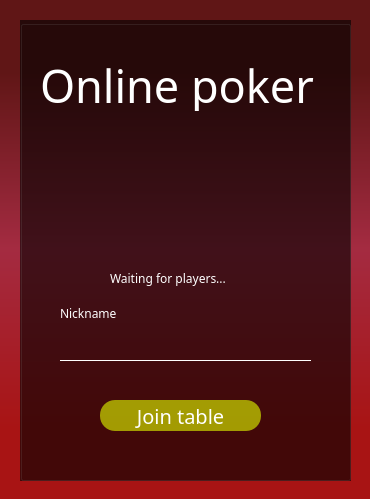
First picture: the form in lobby.ui, repository ElAlan11/online-poker, before the edit.
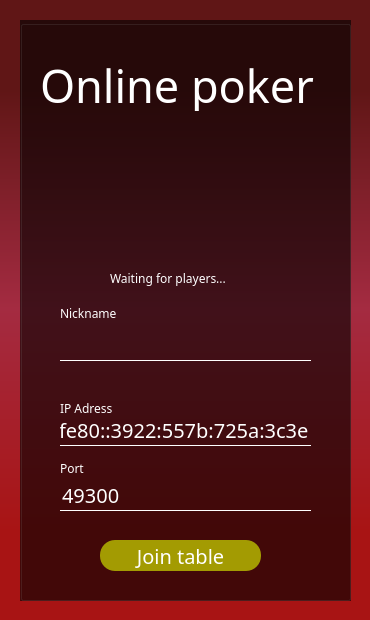
Second picture: the form after the edit. Icons and pictures are not drawn.

The edit to the form file:
```diff
--- a/lobby.ui
+++ b/lobby.ui
@@ -7,7 +7,7 @@
     <x>0</x>
     <y>0</y>
     <width>370</width>
-    <height>499</height>
+    <height>620</height>
    </rect>
   </property>
   <property name="windowTitle">
@@ -18,9 +18,9 @@
     <normaloff>:/stage/resources/stage/icon.png</normaloff>:/stage/resources/stage/icon.png</iconset>
   </property>
   <property name="styleSheet">
-   <string notr="true">
-
-background-color: qlineargradient(spread:pad, x1:0, y1:1, x2:0, y2:0, stop:0.144279 rgba(168, 20, 20, 255), stop:0.502488 rgba(164, 43, 65, 255), stop:0.853993 rgba(96, 22, 22, 255));</string>
+   <string notr="true">#Lobby{
+background-color: qlineargradient(spread:pad, x1:0, y1:1, x2:0, y2:0, stop:0.144279 rgba(168, 20, 20, 255), stop:0.502488 rgba(164, 43, 65, 255), stop:0.853993 rgba(96, 22, 22, 255));
+}</string>
   </property>
   <widget class="QGroupBox" name="groupBox">
    <property name="geometry">
@@ -28,7 +28,7 @@
      <x>20</x>
      <y>20</y>
      <width>331</width>
-     <height>461</height>
+     <height>581</height>
     </rect>
    </property>
    <property name="styleSheet">
@@ -86,7 +86,7 @@
     <property name="geometry">
      <rect>
       <x>80</x>
-      <y>380</y>
+      <y>520</y>
       <width>161</width>
       <height>31</height>
      </rect>
@@ -104,6 +104,9 @@
 	background: rgba(205, 219, 0, 0.9);
 }
 
+QPushButton:disabled{
+	background: rgba(148, 148, 148, 0.9);
+}
 </string>
     </property>
     <property name="text">
@@ -169,6 +172,96 @@
      <string>Waiting for players...</string>
     </property>
    </widget>
+   <widget class="QLineEdit" name="ipLinedit">
+    <property name="geometry">
+     <rect>
+      <x>40</x>
+      <y>395</y>
+      <width>251</width>
+      <height>31</height>
+     </rect>
+    </property>
+    <property name="styleSheet">
+     <string notr="true">background: transparent;
+border: none;
+border-bottom: 1px solid #fff;
+font-family: century gothic;
+font-size: 20px;
+color: white;</string>
+    </property>
+    <property name="text">
+     <string>fe80::3922:557b:725a:3c3e</string>
+    </property>
+    <property name="maxLength">
+     <number>39</number>
+    </property>
+    <property name="placeholderText">
+     <string/>
+    </property>
+   </widget>
+   <widget class="QLabel" name="ipLbl">
+    <property name="geometry">
+     <rect>
+      <x>40</x>
+      <y>380</y>
+      <width>81</width>
+      <height>16</height>
+     </rect>
+    </property>
+    <property name="styleSheet">
+     <string notr="true">color:white;
+background: transparent;
+font-family: century gothic;</string>
+    </property>
+    <property name="text">
+     <string>IP Adress</string>
+    </property>
+   </widget>
+   <widget class="QLabel" name="portLbl">
+    <property name="geometry">
+     <rect>
+      <x>40</x>
+      <y>440</y>
+      <width>81</width>
+      <height>16</height>
+     </rect>
+    </property>
+    <property name="styleSheet">
+     <string notr="true">color:white;
+background: transparent;
+font-family: century gothic;</string>
+    </property>
+    <property name="text">
+     <string>Port</string>
+    </property>
+   </widget>
+   <widget class="QLineEdit" name="portLinedit">
+    <property name="geometry">
+     <rect>
+      <x>40</x>
+      <y>460</y>
+      <width>251</width>
+      <height>31</height>
+     </rect>
+    </property>
+    <property name="styleSheet">
+     <string notr="true">background: transparent;
+border: none;
+border-bottom: 1px solid #fff;
+font-family: century gothic;
+font-size: 20px;
+color: white;</string>
+    </property>
+    <property name="text">
+     <string>49300</string>
+    </property>
+    <property name="maxLength">
+     <number>5</number>
+    </property>
+    <property name="placeholderText">
+     <string/>
+    </property>
+   </widget>
   </widget>
  </widget>
  <resources>
```
